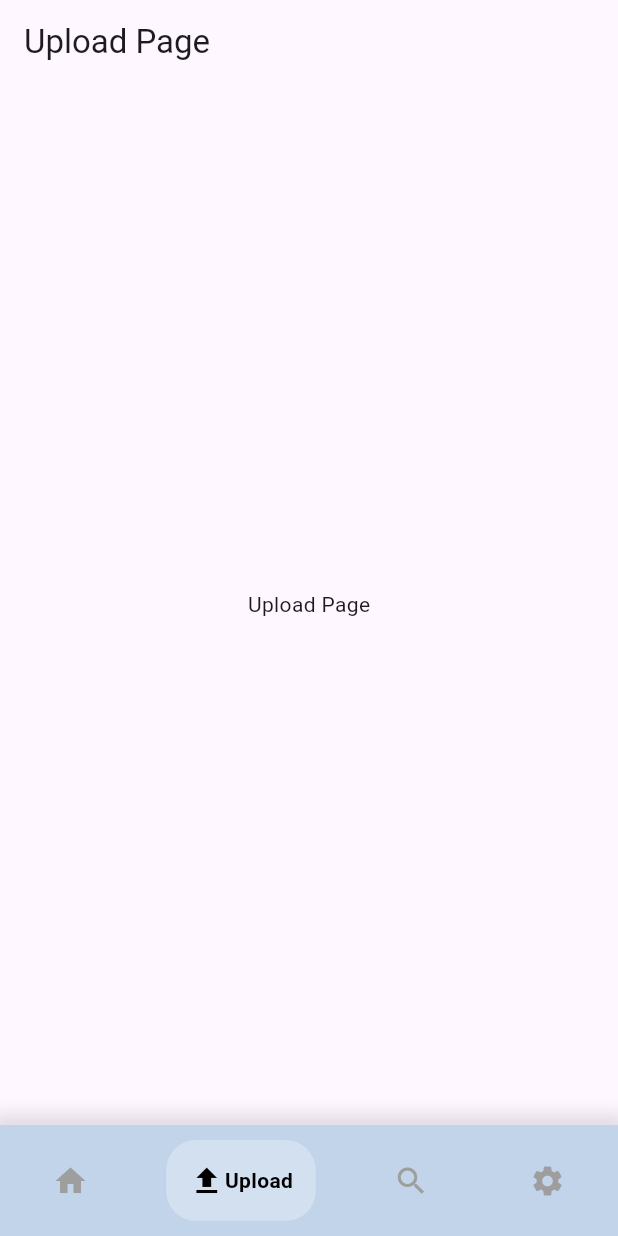
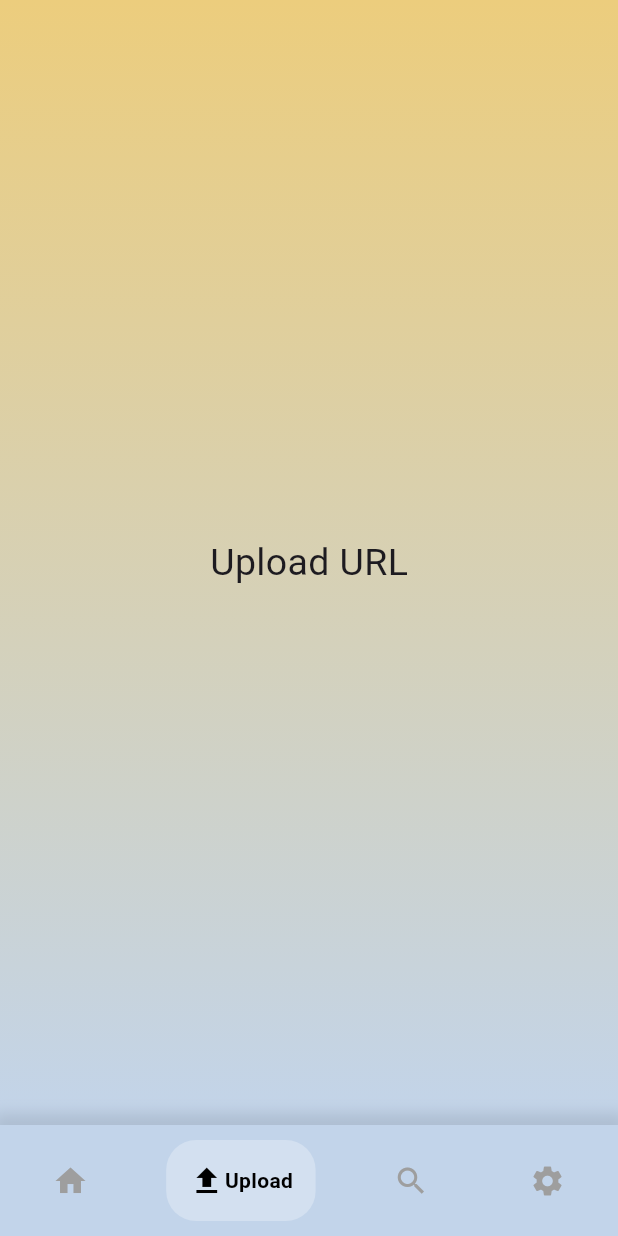
Before and after one commit to Dhruv-0-Arora/hackPNW, a Flutter app: the screen it shows after launch, item 2 of the bottom bar chosen, on a phone screen of 412 x 824 dp. Run offline on Flutter 3.47's test engine with Material 3 defaults, Android fonts, the light colour scheme and no system bars; drawn by our look-alikes of google_nav_bar; our stand-ins replace get, youtube_player_flutter; Roboto replaces fonts that are missing (Oswald).

Commit message:
Began work on Upload Page

```diff
--- a/lib/UI/upload_page.dart
+++ b/lib/UI/upload_page.dart
@@ -1,4 +1,7 @@
+import 'dart:ui';
+
 import 'package:flutter/material.dart';
+import 'package:hack_pnw/Core/constants.dart';
 
 class UploadPage extends StatelessWidget {
   const UploadPage({super.key});
@@ -6,11 +9,32 @@ class UploadPage extends StatelessWidget {
   @override
   Widget build(BuildContext context) {
     return Scaffold(
-      appBar: AppBar(
-        title: Text('Upload Page'),
-      ),
       body: Center(
-        child: Text('Upload Page'),
+        child: Container (
+          padding: const EdgeInsets.fromLTRB(40, 150, 40, 150),
+          width: MediaQuery.of(context).size.width,
+          decoration: const BoxDecoration(
+            gradient: LinearGradient(
+              begin: Alignment.topCenter,
+              end: Alignment.bottomCenter,
+              colors: [
+                Constants.primary,
+                Constants.secondary,
+              ],
+            ),
+          ),
+          child: Column (
+            mainAxisAlignment: MainAxisAlignment.center,
+            children: <Widget>[
+              //needs to be higher to allow space for buttons below
+              const Text(
+
+                'Upload URL',
+                style: TextStyle(fontFamily: 'Oswald', fontSize: 25),
+              )
+            ],
+            ),
+        ),
       ),
     );
   }
```
